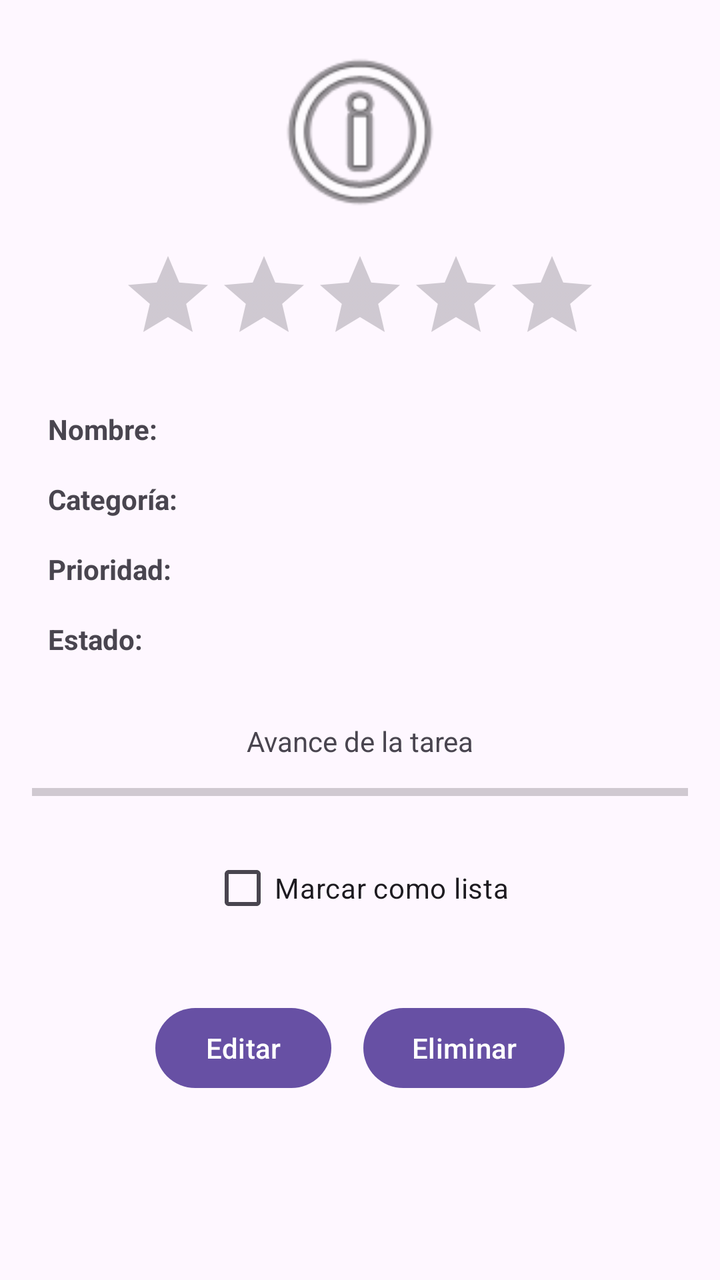
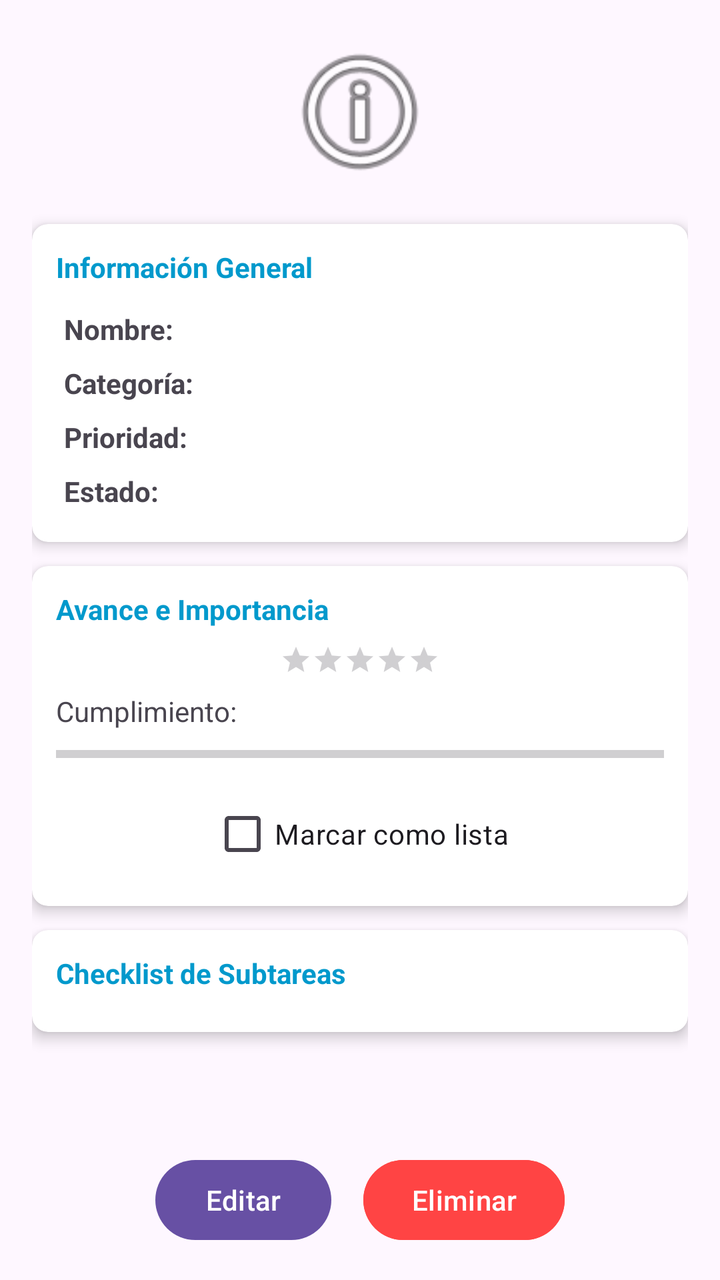

The first picture is an Android layout as it rendered before a commit; the second is the same layout after the commit. The layout source and the unified diff follow.
<!-- AndroidManifest.xml: application theme Theme.TaksMaster -->
<!-- res/layout/pantalla4_ver_tarea.xml -->
<?xml version="1.0" encoding="utf-8"?>
<LinearLayout xmlns:android="http://schemas.android.com/apk/res/android"
    android:layout_width="match_parent"
    android:layout_height="match_parent"
    android:orientation="vertical"
    android:padding="16dp"
    android:gravity="center_horizontal">

    <ImageView
        android:id="@+id/ivIconoDetalle"
        android:layout_width="100dp"
        android:layout_height="100dp"
        android:src="@android:drawable/ic_menu_info_details"
        android:contentDescription="Detalle de tarea" />

    <RatingBar
        android:id="@+id/rbDetalleImportancia"
        android:layout_width="wrap_content"
        android:layout_height="wrap_content"
        android:numStars="5"
        android:stepSize="1.0"
        android:isIndicator="true"
        android:layout_marginTop="8dp" />

    <TableLayout
        android:id="@+id/tlDetalle"
        android:layout_width="match_parent"
        android:layout_height="wrap_content"
        android:layout_marginTop="16dp"
        android:stretchColumns="1">

        <TableRow>
            <TextView
                android:layout_width="wrap_content"
                android:layout_height="wrap_content"
                android:text="Nombre:"
                android:textStyle="bold"
                android:padding="8dp" />
            <TextView
                android:id="@+id/tvDetalleNombre"
                android:layout_width="wrap_content"
                android:layout_height="wrap_content"
                android:padding="8dp" />
        </TableRow>

        <TableRow>
            <TextView
                android:layout_width="wrap_content"
                android:layout_height="wrap_content"
                android:text="Categoría:"
                android:textStyle="bold"
                android:padding="8dp" />
            <TextView
                android:id="@+id/tvDetalleCategoria"
                android:layout_width="wrap_content"
                android:layout_height="wrap_content"
                android:padding="8dp" />
        </TableRow>

        <TableRow>
            <TextView
                android:layout_width="wrap_content"
                android:layout_height="wrap_content"
                android:text="Prioridad:"
                android:textStyle="bold"
                android:padding="8dp" />
            <TextView
                android:id="@+id/tvDetallePrioridad"
                android:layout_width="wrap_content"
                android:layout_height="wrap_content"
                android:padding="8dp" />
        </TableRow>

        <TableRow>
            <TextView
                android:layout_width="wrap_content"
                android:layout_height="wrap_content"
                android:text="Estado:"
                android:textStyle="bold"
                android:padding="8dp" />
            <TextView
                android:id="@+id/tvDetalleEstado"
                android:layout_width="wrap_content"
                android:layout_height="wrap_content"
                android:padding="8dp" />
        </TableRow>
    </TableLayout>

    <TextView
        android:layout_width="match_parent"
        android:layout_height="wrap_content"
        android:text="Avance de la tarea"
        android:layout_marginTop="24dp"
        android:gravity="center" />

    <ProgressBar
        android:id="@+id/pbAvance"
        style="?android:attr/progressBarStyleHorizontal"
        android:layout_width="match_parent"
        android:layout_height="wrap_content"
        android:layout_marginTop="8dp"
        android:max="100" />

    <CheckBox
        android:id="@+id/cbDetalleCompletada"
        android:layout_width="wrap_content"
        android:layout_height="wrap_content"
        android:text="Marcar como lista"
        android:layout_marginTop="16dp" />

    <LinearLayout
        android:layout_width="match_parent"
        android:layout_height="wrap_content"
        android:orientation="horizontal"
        android:layout_marginTop="32dp"
        android:gravity="center">

        <Button
            android:id="@+id/btnEditar"
            android:layout_width="wrap_content"
            android:layout_height="wrap_content"
            android:text="Editar"
            android:layout_marginEnd="16dp" />

        <Button
            android:id="@+id/btnEliminar"
            android:layout_width="wrap_content"
            android:layout_height="wrap_content"
            android:text="Eliminar" />
    </LinearLayout>

</LinearLayout>
<!-- resources referenced by this layout -->
<resources>
  <style name="Theme.TaksMaster" parent="Base.Theme.TaksMaster" />
  <style name="Base.Theme.TaksMaster" parent="Theme.Material3.DayNight.NoActionBar">
          
          
      </style>
</resources>

<!-- the commit's change to res/layout/pantalla4_ver_tarea.xml (unified diff, before → after) -->
@@ -1,118 +1,212 @@
 <?xml version="1.0" encoding="utf-8"?>
 <LinearLayout xmlns:android="http://schemas.android.com/apk/res/android"
+    xmlns:app="http://schemas.android.com/apk/res-auto"
     android:layout_width="match_parent"
     android:layout_height="match_parent"
     android:orientation="vertical"
-    android:padding="16dp"
-    android:gravity="center_horizontal">
-
-    <ImageView
-        android:id="@+id/ivIconoDetalle"
-        android:layout_width="100dp"
-        android:layout_height="100dp"
-        android:src="@android:drawable/ic_menu_info_details"
-        android:contentDescription="Detalle de tarea" />
-
-    <RatingBar
-        android:id="@+id/rbDetalleImportancia"
-        android:layout_width="wrap_content"
-        android:layout_height="wrap_content"
-        android:numStars="5"
-        android:stepSize="1.0"
-        android:isIndicator="true"
-        android:layout_marginTop="8dp" />
-
-    <TableLayout
-        android:id="@+id/tlDetalle"
+    android:padding="8dp">
+
+    <ScrollView
         android:layout_width="match_parent"
-        android:layout_height="wrap_content"
-        android:layout_marginTop="16dp"
-        android:stretchColumns="1">
-
-        <TableRow>
-            <TextView
-                android:layout_width="wrap_content"
+        android:layout_height="0dp"
+        android:layout_weight="1">
+
+        <LinearLayout
+            android:layout_width="match_parent"
+            android:layout_height="wrap_content"
+            android:orientation="vertical"
+            android:padding="8dp">
+
+            <ImageView
+                android:id="@+id/ivIconoDetalle"
+                android:layout_width="80dp"
+                android:layout_height="80dp"
+                android:layout_gravity="center"
+                android:layout_marginBottom="16dp"
+                android:contentDescription="Detalle de tarea"
+                android:src="@android:drawable/ic_menu_info_details" />
+
+            
+            <androidx.cardview.widget.CardView
+                android:layout_width="match_parent"
                 android:layout_height="wrap_content"
-                android:text="Nombre:"
-                android:textStyle="bold"
-                android:padding="8dp" />
-            <TextView
-                android:id="@+id/tvDetalleNombre"
-                android:layout_width="wrap_content"
+                android:layout_marginBottom="12dp"
+                app:cardCornerRadius="8dp"
+                app:cardElevation="4dp">
+
+                <LinearLayout
+                    android:layout_width="match_parent"
+                    android:layout_height="wrap_content"
+                    android:orientation="vertical"
+                    android:padding="12dp">
+
+                    <TextView
+                        android:layout_width="wrap_content"
+                        android:layout_height="wrap_content"
+                        android:text="Información General"
+                        android:textStyle="bold"
+                        android:textColor="@android:color/holo_blue_dark"
+                        android:layout_marginBottom="8dp"/>
+
+                    <TableLayout
+                        android:id="@+id/tlDetalle"
+                        android:layout_width="match_parent"
+                        android:layout_height="wrap_content"
+                        android:stretchColumns="1">
+
+                        <TableRow>
+                            <TextView
+                                android:layout_width="wrap_content"
+                                android:layout_height="wrap_content"
+                                android:padding="4dp"
+                                android:text="Nombre:"
+                                android:textStyle="bold" />
+                            <TextView
+                                android:id="@+id/tvDetalleNombre"
+                                android:layout_width="wrap_content"
+                                android:layout_height="wrap_content"
+                                android:padding="4dp" />
+                        </TableRow>
+
+                        <TableRow>
+                            <TextView
+                                android:layout_width="wrap_content"
+                                android:layout_height="wrap_content"
+                                android:padding="4dp"
+                                android:text="Categoría:"
+                                android:textStyle="bold" />
+                            <TextView
+                                android:id="@+id/tvDetalleCategoria"
+                                android:layout_width="wrap_content"
+                                android:layout_height="wrap_content"
+                                android:padding="4dp" />
+                        </TableRow>
+
+                        <TableRow>
+                            <TextView
+                                android:layout_width="wrap_content"
+                                android:layout_height="wrap_content"
+                                android:padding="4dp"
+                                android:text="Prioridad:"
+                                android:textStyle="bold" />
+                            <TextView
+                                android:id="@+id/tvDetallePrioridad"
+                                android:layout_width="wrap_content"
+                                android:layout_height="wrap_content"
+                                android:padding="4dp" />
+                        </TableRow>
+
+                        <TableRow>
+                            <TextView
+                                android:layout_width="wrap_content"
+                                android:layout_height="wrap_content"
+                                android:padding="4dp"
+                                android:text="Estado:"
+                                android:textStyle="bold" />
+                            <TextView
+                                android:id="@+id/tvDetalleEstado"
+                                android:layout_width="wrap_content"
+                                android:layout_height="wrap_content"
+                                android:padding="4dp" />
+                        </TableRow>
+                    </TableLayout>
+                </LinearLayout>
+            </androidx.cardview.widget.CardView>
+
+            
+            <androidx.cardview.widget.CardView
+                android:layout_width="match_parent"
                 android:layout_height="wrap_content"
-                android:padding="8dp" />
-        </TableRow>
-
-        <TableRow>
-            <TextView
-                android:layout_width="wrap_content"
+                android:layout_marginBottom="12dp"
+                app:cardCornerRadius="8dp"
+                app:cardElevation="4dp">
+
+                <LinearLayout
+                    android:layout_width="match_parent"
+                    android:layout_height="wrap_content"
+                    android:orientation="vertical"
+                    android:padding="12dp"
+                    android:gravity="center_horizontal">
+
+                    <TextView
+                        android:layout_width="match_parent"
+                        android:layout_height="wrap_content"
+                        android:text="Avance e Importancia"
+                        android:textStyle="bold"
+                        android:textColor="@android:color/holo_blue_dark"
+                        android:layout_marginBottom="8dp"/>
+
+                    <RatingBar
+                        android:id="@+id/rbDetalleImportancia"
+                        style="?android:attr/ratingBarStyleSmall"
+                        android:layout_width="wrap_content"
+                        android:layout_height="wrap_content"
+                        android:isIndicator="true"
+                        android:numStars="5"
+                        android:stepSize="1.0" />
+
+                    <TextView
+                        android:layout_width="match_parent"
+                        android:layout_height="wrap_content"
+                        android:text="Cumplimiento:"
+                        android:layout_marginTop="8dp" />
+
+                    <ProgressBar
+                        android:id="@+id/pbAvance"
+                        style="?android:attr/progressBarStyleHorizontal"
+                        android:layout_width="match_parent"
+                        android:layout_height="wrap_content"
+                        android:layout_marginTop="4dp"
+                        android:max="100" />
+
+                    <CheckBox
+                        android:id="@+id/cbDetalleCompletada"
+                        android:layout_width="wrap_content"
+                        android:layout_height="wrap_content"
+                        android:text="Marcar como lista"
+                        android:layout_marginTop="8dp" />
+                </LinearLayout>
+            </androidx.cardview.widget.CardView>
+
+            
+            <androidx.cardview.widget.CardView
+                android:layout_width="match_parent"
                 android:layout_height="wrap_content"
-                android:text="Categoría:"
-                android:textStyle="bold"
-                android:padding="8dp" />
-            <TextView
-                android:id="@+id/tvDetalleCategoria"
-                android:layout_width="wrap_content"
-                android:layout_height="wrap_content"
-                android:padding="8dp" />
-        </TableRow>
-
-        <TableRow>
-            <TextView
-                android:layout_width="wrap_content"
-                android:layout_height="wrap_content"
-                android:text="Prioridad:"
-                android:textStyle="bold"
-                android:padding="8dp" />
-            <TextView
-                android:id="@+id/tvDetallePrioridad"
-                android:layout_width="wrap_content"
-                android:layout_height="wrap_content"
-                android:padding="8dp" />
-        </TableRow>
-
-        <TableRow>
-            <TextView
-                android:layout_width="wrap_content"
-                android:layout_height="wrap_content"
-                android:text="Estado:"
-                android:textStyle="bold"
-                android:padding="8dp" />
-            <TextView
-                android:id="@+id/tvDetalleEstado"
-                android:layout_width="wrap_content"
-                android:layout_height="wrap_content"
-                android:padding="8dp" />
-        </TableRow>
-    </TableLayout>
-
-    <TextView
-        android:layout_width="match_parent"
-        android:layout_height="wrap_content"
-        android:text="Avance de la tarea"
-        android:layout_marginTop="24dp"
-        android:gravity="center" />
-
-    <ProgressBar
-        android:id="@+id/pbAvance"
-        style="?android:attr/progressBarStyleHorizontal"
-        android:layout_width="match_parent"
-        android:layout_height="wrap_content"
-        android:layout_marginTop="8dp"
-        android:max="100" />
-
-    <CheckBox
-        android:id="@+id/cbDetalleCompletada"
-        android:layout_width="wrap_content"
-        android:layout_height="wrap_content"
-        android:text="Marcar como lista"
-        android:layout_marginTop="16dp" />
-
+                android:layout_marginBottom="12dp"
+                app:cardCornerRadius="8dp"
+                app:cardElevation="4dp">
+
+                <LinearLayout
+                    android:layout_width="match_parent"
+                    android:layout_height="wrap_content"
+                    android:orientation="vertical"
+                    android:padding="12dp">
+
+                    <TextView
+                        android:layout_width="match_parent"
+                        android:layout_height="wrap_content"
+                        android:text="Checklist de Subtareas"
+                        android:textStyle="bold"
+                        android:textColor="@android:color/holo_blue_dark"
+                        android:layout_marginBottom="8dp" />
+
+                    <LinearLayout
+                        android:id="@+id/llSubtareasChecklist"
+                        android:layout_width="match_parent"
+                        android:layout_height="wrap_content"
+                        android:orientation="vertical" />
+                </LinearLayout>
+            </androidx.cardview.widget.CardView>
+
+        </LinearLayout>
+    </ScrollView>
+
+    
     <LinearLayout
         android:layout_width="match_parent"
         android:layout_height="wrap_content"
         android:orientation="horizontal"
-        android:layout_marginTop="32dp"
+        android:padding="8dp"
         android:gravity="center">
 
         <Button
@@ -126,7 +220,8 @@
             android:id="@+id/btnEliminar"
             android:layout_width="wrap_content"
             android:layout_height="wrap_content"
-            android:text="Eliminar" />
+            android:text="Eliminar"
+            android:backgroundTint="@android:color/holo_red_light" />
     </LinearLayout>
 
 </LinearLayout>
